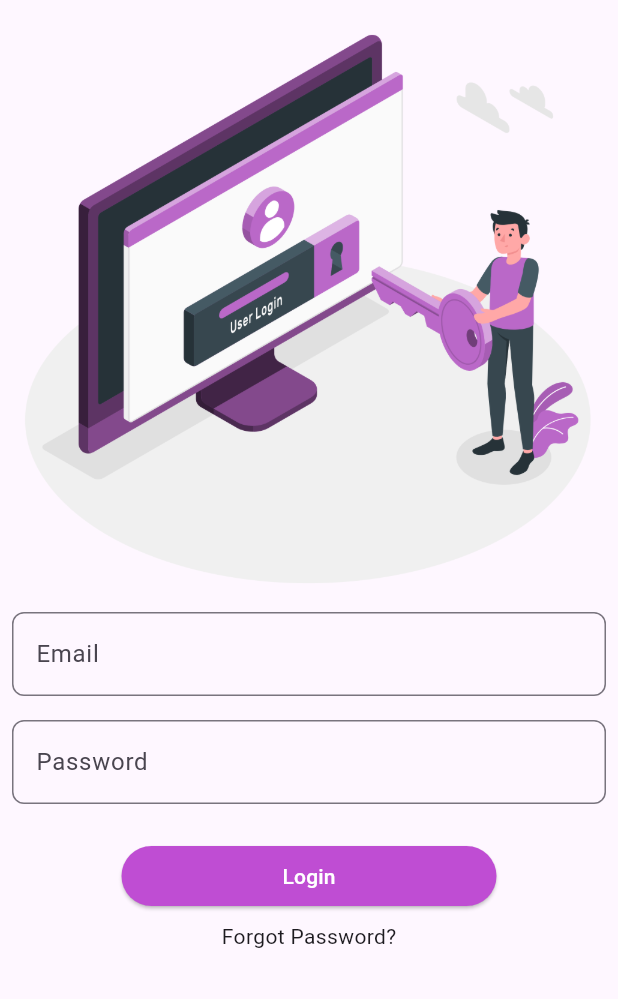
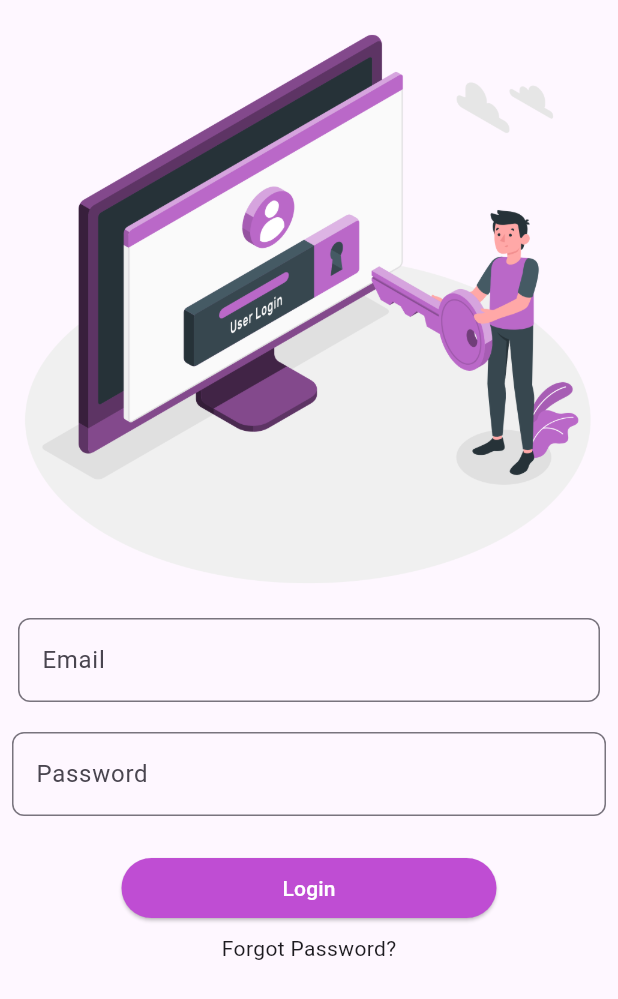
Before and after one commit to Sampath-GM/todoapp_flutter, a Flutter app: the screen it shows after launch, on a phone screen of 412 x 824 dp. Shown: the top 999 px of the screen. Run offline on Flutter 3.47's test engine with Material 3 defaults, Android fonts, the phone set to English and light mode, and no system bars.

Commit message:
modified loginpage ath

```diff
--- a/lib/pages/login.dart
+++ b/lib/pages/login.dart
@@ -1,4 +1,5 @@
 import 'package:flutter/material.dart';
+import 'package:todoapp/pages/HomePage.dart';
 
 class Loginpage extends StatelessWidget {
   const Loginpage({super.key});
@@ -7,8 +8,9 @@ class Loginpage extends StatelessWidget {
   Widget build(BuildContext context) {
     return  Scaffold(
       body: SafeArea(
+        child: SingleChildScrollView(
           child: Padding(
-          padding: EdgeInsets.all(.0),
+            padding: const EdgeInsets.all(.0),
             child: Column(
               mainAxisAlignment: MainAxisAlignment.start,
               crossAxisAlignment: CrossAxisAlignment.center,
@@ -17,8 +19,8 @@ class Loginpage extends StatelessWidget {
                   'assets/images/Login.png',
                   height: 400,
                 ),
-              Padding(
-                padding: EdgeInsets.all(8.0),
+                const Padding(
+                  padding: EdgeInsets.all(12.0),
                   child: TextField(
                     decoration: InputDecoration(
                       hintText: 'Email',
@@ -28,7 +30,7 @@ class Loginpage extends StatelessWidget {
                     ),
                   ),
                 ),
-              Padding(
+              const Padding(
                   padding: EdgeInsets.all(8.0),
                   child: TextField(
                     decoration: InputDecoration(
@@ -39,10 +41,12 @@ class Loginpage extends StatelessWidget {
                     ),
                   ),
                 ),
-              SizedBox(height: 20,),
+               const SizedBox(height: 20,),
                 Container(
-                child:   ElevatedButton(
-                onPressed: (){},
+                  child: ElevatedButton(
+                  onPressed: (){
+                    Navigator.of(context).push(MaterialPageRoute(builder: (context)=> Homepage()));
+                  },
                   style: ButtonStyle(
                     backgroundColor: WidgetStatePropertyAll(Color.fromARGB(255, 191, 77, 211)),
                   ),
@@ -55,23 +59,20 @@ class Loginpage extends StatelessWidget {
                   height: 40,
                   width: 250,
                 ),
-                SizedBox(height: 10,),
+                 const SizedBox(height: 10,),
                     //forgot password
-              InkWell(
+               const InkWell(
                   child: Text(
                     'Forgot Password?',
                     style: TextStyle(
-
                     ),
                   ),
                 ),
-
               ],
             )
             ),
         ),
-
-
+          ),
     );
   }
 }
```
Also changed, not shown: lib/pages/HomePage.dart (added, +12 -0 lines). Lines whose indentation alone changed are shown as unchanged.
